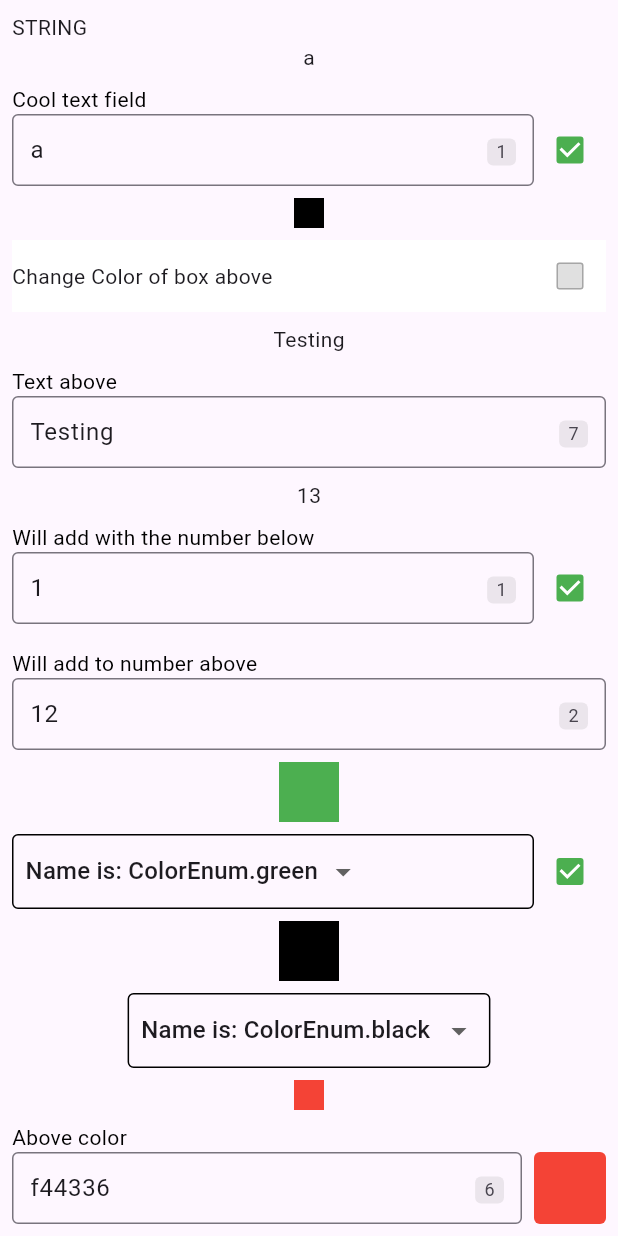
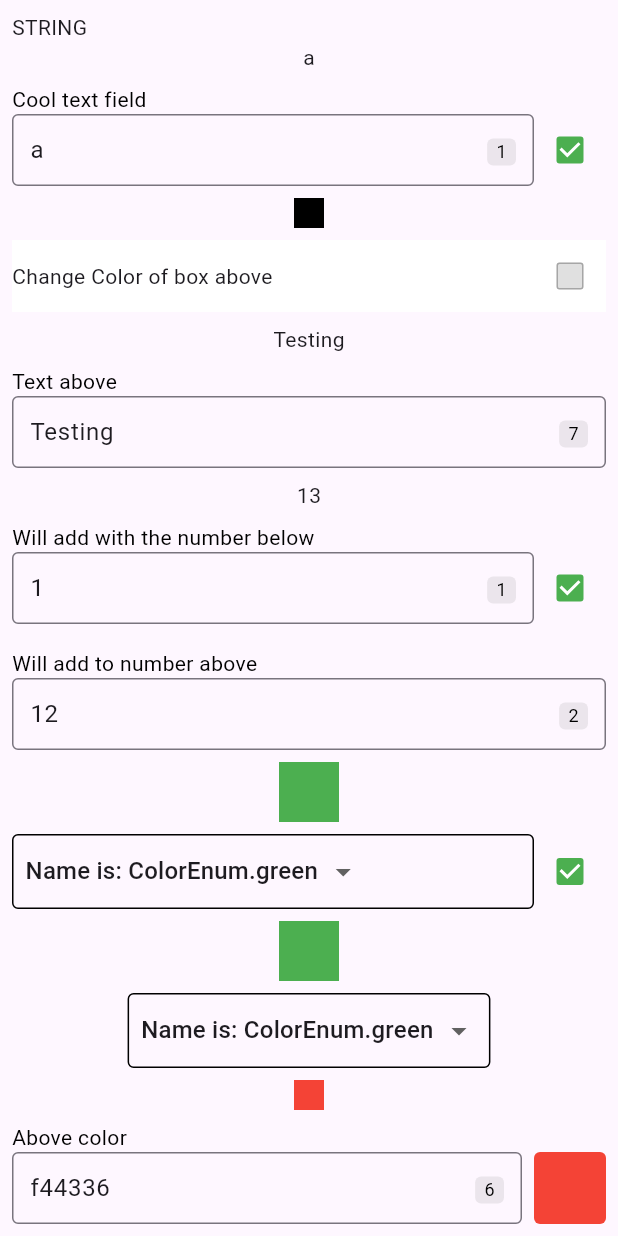
Before and after one commit to LucasCastelo/fabula, a Flutter app: the screen it shows after launch, on a phone screen of 412 x 824 dp. Run offline on Flutter 3.47's test engine with Material 3 defaults, Android fonts, the light colour scheme and no system bars.

Commit message:
Improving on knob manager API

```diff
--- a/example/lib/main.dart
+++ b/example/lib/main.dart
@@ -64,7 +64,6 @@ class _MyAppState extends State<MyApp> with TickerProviderStateMixin {
                                 placeholder: 'E.g.: Test Value',
                               ),
                               initialValue: 'a',
-                              startAsNull: false,
                             ) ??
                             'NULL',
                       ),
@@ -97,7 +96,6 @@ class _MyAppState extends State<MyApp> with TickerProviderStateMixin {
                         aNumber: k.nInteger(
                           'id',
                           initialValue: 1,
-                          startAsNull: false,
                           decoration: KnobTextFieldDecoration(
                             label: 'Will add with the number below',
                           ),
@@ -117,7 +115,6 @@ class _MyAppState extends State<MyApp> with TickerProviderStateMixin {
                         colorEnum: k.nSelectable(
                           'id',
                           values: ColorEnum.values,
-                          startAsNull: false,
                           nameMarshal: (colorEnum) =>
                               'Name is: ${colorEnum.toString()}',
                         ),
@@ -149,7 +146,6 @@ class _MyAppState extends State<MyApp> with TickerProviderStateMixin {
                           'id',
                           label: 'Above color',
                           initialValue: Colors.red,
-                          startAsNull: false,
                         ),
                       ),
                     ),
--- a/lib/src/knob_manager.dart
+++ b/lib/src/knob_manager.dart
@@ -1,7 +1,6 @@
 import 'dart:math';
 
 import 'package:flutter/material.dart';
-import 'package:flutter/widgets.dart';
 import 'package:storyto/src/entities/knob_text_field_decoration.dart';
 import 'package:storyto/src/fields/bool_field.dart';
 import 'package:storyto/src/fields/color_field.dart';
@@ -55,18 +54,17 @@ class KnobManager extends ChangeNotifier {
 
   String? nString(
     String id, {
-    required KnobTextFieldDecoration decoration,
-    required String initialValue,
-    required bool startAsNull,
+    KnobTextFieldDecoration? decoration,
+    String? initialValue,
   }) =>
       _evaluateKnob(
         id: id,
         knob: NullableKnob<String?>(
           initialValue: initialValue,
-          startAsNull: startAsNull,
+          startAsNull: initialValue == null,
           inputBuilder: (knob, toggleNull) => NullableTextField(
-            decoration: decoration,
-            initialValue: initialValue,
+            decoration: decoration ?? KnobTextFieldDecoration(label: id),
+            initialValue: initialValue ?? '',
             toggleNull: toggleNull,
             valueGetter: knob.getValue,
             onChanged: knob.setValue,
@@ -77,12 +75,12 @@ class KnobManager extends ChangeNotifier {
   bool boolean(
     String id, {
     required String label,
-    required bool initialValue,
+    bool? initialValue,
   }) =>
       _evaluateKnob(
         id: id,
         knob: DefaultKnob<bool>(
-          initialValue: initialValue,
+          initialValue: initialValue ?? true,
           inputBuilder: (knob) => BoolField(
             label: label,
             value: knob.getValue(),
@@ -93,18 +91,18 @@ class KnobManager extends ChangeNotifier {
 
   String string(
     String id, {
-    required String initialValue,
-    required KnobTextFieldDecoration decoration,
+    String? initialValue,
+    KnobTextFieldDecoration? decoration,
   }) =>
       _evaluateKnob(
         id: id,
         knob: DefaultKnob<String>(
-          initialValue: initialValue,
+          initialValue: initialValue ?? '',
           inputBuilder: (knob) => CustomTextField(
             onChanged: knob.setValue,
             isEnabled: true,
             initialValue: initialValue,
-            decoration: decoration,
+            decoration: decoration ?? KnobTextFieldDecoration(label: id),
             keyboardType: TextInputType.text,
           ),
         ),
@@ -112,17 +110,16 @@ class KnobManager extends ChangeNotifier {
 
   int? nInteger(
     String id, {
-    required int initialValue,
-    required bool startAsNull,
-    required KnobTextFieldDecoration decoration,
+    int? initialValue,
+    KnobTextFieldDecoration? decoration,
   }) =>
       _evaluateKnob(
         id: id,
         knob: NullableKnob<int>(
-          initialValue: initialValue,
-          startAsNull: startAsNull,
+          initialValue: initialValue ?? 0,
+          startAsNull: initialValue == null,
           inputBuilder: (knob, toggleNull) => NullableTextField<int?>(
-            decoration: decoration,
+            decoration: decoration ?? KnobTextFieldDecoration(label: id),
             initialValue: initialValue.toString(),
             toggleNull: toggleNull,
             valueGetter: knob.getValue,
@@ -133,15 +130,15 @@ class KnobManager extends ChangeNotifier {
 
   int integer(
     String id, {
-    required int initialValue,
-    required KnobTextFieldDecoration decoration,
+    int? initialValue,
+    KnobTextFieldDecoration? decoration,
   }) =>
       _evaluateKnob(
         id: id,
         knob: DefaultKnob<int>(
-          initialValue: initialValue,
+          initialValue: initialValue ?? 0,
           inputBuilder: (knob) => CustomTextField(
-            decoration: decoration,
+            decoration: decoration ?? KnobTextFieldDecoration(label: id),
             isEnabled: true,
             onChanged: (v) => knob.setValue(int.parse(v)),
             initialValue: initialValue.toString(),
@@ -152,15 +149,15 @@ class KnobManager extends ChangeNotifier {
 
   Color color(
     String id, {
-    required Color initialValue,
-    required String label,
+    Color? initialValue,
+    String? label,
   }) =>
       _evaluateKnob(
         id: id,
         knob: DefaultKnob<Color>(
-          initialValue: initialValue,
+          initialValue: initialValue ?? Colors.black,
           inputBuilder: (knob) => ColorField(
-            label: label,
+            label: label ?? id,
             knob: knob,
           ),
         ),
@@ -168,17 +165,16 @@ class KnobManager extends ChangeNotifier {
 
   Color? nColor(
     String id, {
-    required Color initialValue,
-    required String label,
-    required bool startAsNull,
+    Color? initialValue,
+    String? label,
   }) =>
       _evaluateKnob(
         id: id,
         knob: NullableKnob<Color>(
-          startAsNull: startAsNull,
-          initialValue: initialValue,
+          startAsNull: initialValue == null,
+          initialValue: initialValue ?? Colors.black,
           inputBuilder: (knob, toggleNull) => NullableColorField(
-            label: label,
+            label: label ?? id,
             knob: knob,
             toggleNull: toggleNull,
           ),
@@ -188,18 +184,19 @@ class KnobManager extends ChangeNotifier {
   T? nSelectable<T>(
     String id, {
     required List<T> values,
-    required bool startAsNull,
-    required SelectorNameMarshal nameMarshal,
+    SelectorNameMarshal? nameMarshal,
   }) =>
       _evaluateKnob(
         id: id,
         knob: NullableKnob<T>(
-          startAsNull: startAsNull,
-          initialValue: values[0],
+          startAsNull: false,
+          initialValue: values.isNotEmpty
+              ? values[0]
+              : throw Exception('Selectable of id $id cant have empty values'),
           inputBuilder: (knob, toggleNull) => NullableSelectorField<T?>(
             knob: knob,
             values: values,
-            nameMarshal: nameMarshal,
+            nameMarshal: nameMarshal ?? (v) => v.toString(),
             toggleNull: toggleNull,
           ),
         ),
@@ -208,17 +205,19 @@ class KnobManager extends ChangeNotifier {
   T selectable<T>(
     String id, {
     required List<T> values,
-    required T initialValue,
-    required SelectorNameMarshal nameMarshal,
+    T? initialValue,
+    SelectorNameMarshal? nameMarshal,
   }) =>
       _evaluateKnob(
         id: id,
         knob: DefaultKnob<T>(
-          initialValue: initialValue,
+          initialValue: values.isNotEmpty
+              ? values[0]
+              : throw Exception('Selectable of id $id cant have empty values'),
           inputBuilder: (knob) => SelectorField<T>(
             knob: knob,
             options: values,
-            nameMarshal: nameMarshal,
+            nameMarshal: nameMarshal ?? (v) => v.toString(),
           ),
         ),
       );
--- a/lib/src/widgets/custom_text_field.dart
+++ b/lib/src/widgets/custom_text_field.dart
@@ -62,7 +62,10 @@ class _CustomTextFieldState extends State<CustomTextField> {
                     ),
                     child: Text(
                       textLength.toString(),
-                      style: const TextStyle(fontSize: 12),
+                      style: const TextStyle(
+                        fontSize: 12,
+                        color: Colors.black,
+                      ),
                     ),
                   )
                 : null,
```
